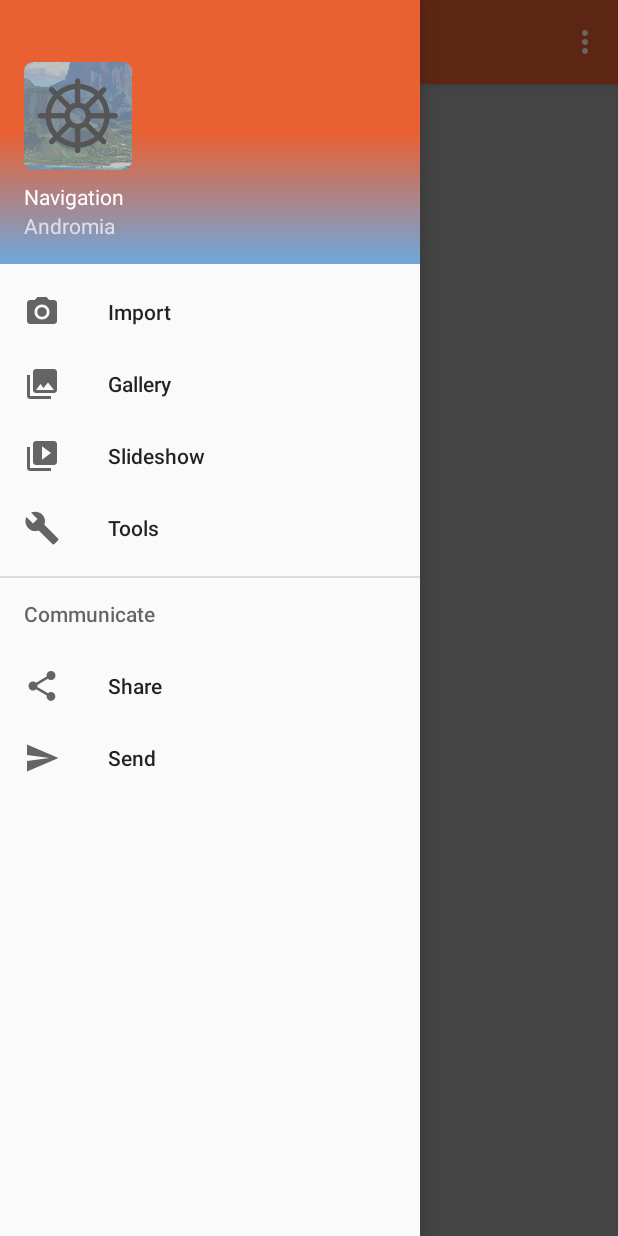
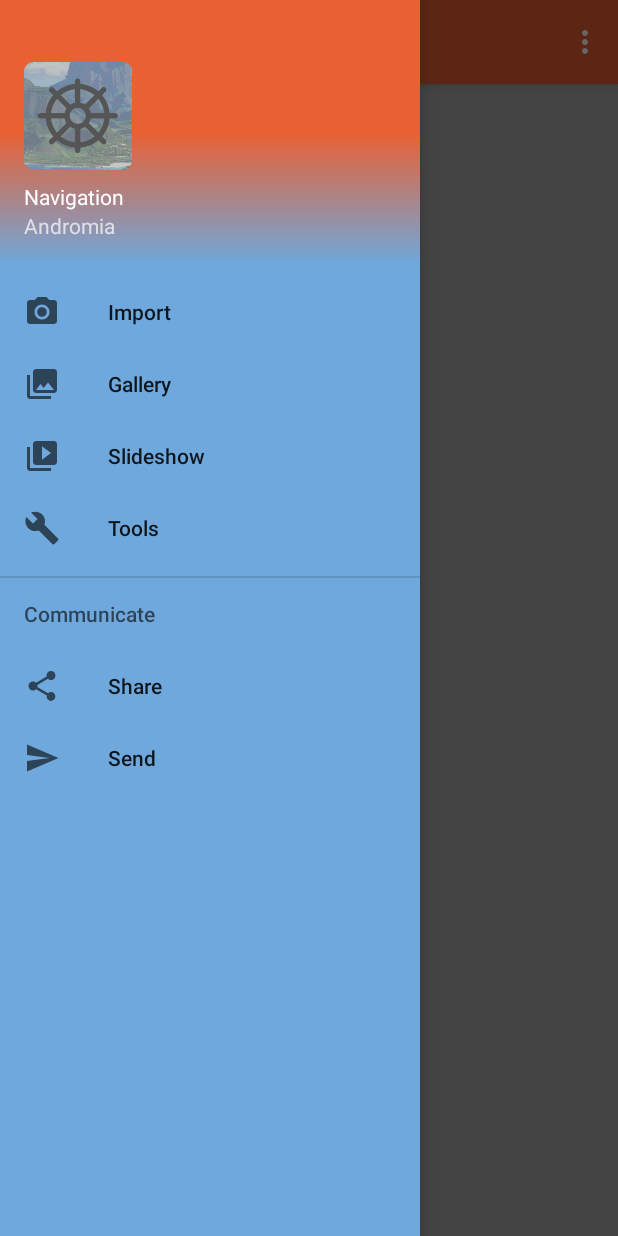
Before and after one commit to AlexandreBrown/Andromia, an Android app: the MainActivity screen opened directly, with no data from a screen before it, with the side drawer open, on a phone screen of 412 x 824 dp. Run offline under Robolectric (Android 15) with nearby library versions, the phone set to English and light mode, and no system bars.

Commit message:
Added CLEAR ACTIVITY STACK on new activity + optimized performances of navigation drawer

```diff
--- a/app/src/main/java/cstj/qc/ca/andromia/activities/ConnexionActivity.kt
+++ b/app/src/main/java/cstj/qc/ca/andromia/activities/ConnexionActivity.kt
@@ -59,9 +59,13 @@ class ConnexionActivity : AppCompatActivity(){
             if(Validator.emailValidator(login_et_email.text.toString())){
                 if(login_et_password.length() > 0){
                     Toast.makeText(this,"OK!",LENGTH_SHORT).show()
-                    var intent = Intent(this,MainActivity::class.java)
+                    val intent = Intent(this,MainActivity::class.java)
+                    intent.flags = Intent.FLAG_ACTIVITY_CLEAR_TOP
+                    intent.addFlags(Intent.FLAG_ACTIVITY_CLEAR_TASK)
+                    intent.addFlags(Intent.FLAG_ACTIVITY_NEW_TASK)
                     startActivity(intent)
                     overridePendingTransition(R.anim.abc_fade_in, R.anim.abc_fade_out)
+                    this.finish()
                 }else{
                     login_et_password.setError("Le mot de passe est invalide")
                 }
--- a/app/src/main/res/layout/activity_main.xml
+++ b/app/src/main/res/layout/activity_main.xml
@@ -19,6 +19,7 @@
         android:layout_height="match_parent"
         android:layout_gravity="start"
         android:fitsSystemWindows="true"
+        android:background="@color/colorAccent"
         app:headerLayout="@layout/nav_header_main"
         app:menu="@menu/activity_main_drawer" />
 
--- a/app/src/main/res/values/AppBaseTheme.xml
+++ b/app/src/main/res/values/AppLaunchTheme.xml
@@ -1,6 +1,6 @@
 <?xml version="1.0" encoding="utf-8"?>
 <resources>
-    <style name="AppBaseTheme" parent="@style/Theme.AppCompat.Light.NoActionBar.FullScreen">
+    <style name="AppLaunchTheme" parent="@style/AppTheme">
         <item name="android:windowBackground">@drawable/launching_background</item>
     </style>
 </resources>
--- a/app/src/main/res/values/styles.xml
+++ b/app/src/main/res/values/styles.xml
@@ -1,24 +1,20 @@
 <resources>
 
     <!-- Base application theme. -->
-    <style name="AppTheme" parent="Theme.AppCompat.Light.NoActionBar">
+    <style name="AppTheme" parent="Theme.AppCompat.Light.NoActionBar.FullScreen">
         <!-- Customize your theme here. -->
         <item name="colorPrimary">@color/colorPrimary</item>
         <item name="colorPrimaryDark">@color/colorPrimaryDark</item>
         <item name="colorAccent">@color/colorAccent</item>
+        <item name="android:windowBackground">@color/colorPrimary</item>
     </style>
 
-    <style name="AppTheme.NoActionBar" parent="Theme.AppCompat.Light.NoActionBar">
+    <style name="Theme.AppCompat.Light.NoActionBar.FullScreen" parent="Theme.AppCompat.Light.NoActionBar">
+        <item name="android:windowFullscreen">true</item>
+        <item name="android:windowContentOverlay">@null</item>
         <item name="windowActionBar">false</item>
         <item name="windowNoTitle">true</item>
     </style>
-
-    <style name="Theme.AppCompat.Light.NoActionBar.FullScreen" parent="@style/AppTheme.NoActionBar">
-        <item name="android:windowFullscreen">true</item>
-        <item name="android:windowContentOverlay">@null</item>
-    </style>
-
-
 
     <style name="AppTheme.AppBarOverlay" parent="ThemeOverlay.AppCompat.Dark.ActionBar" />
 
```
Also changed, not shown: app/src/main/AndroidManifest.xml (+3 -4 lines), app/src/main/java/cstj/qc/ca/andromia/activities/CreationCompteActivity.kt (+8 -0 lines), app/src/main/java/cstj/qc/ca/andromia/fragments/ScannerPortalFragment.kt (+1 -15 lines), app/src/main/res/layout/fragment_scanner_portal.xml (+12 -5 lines).
